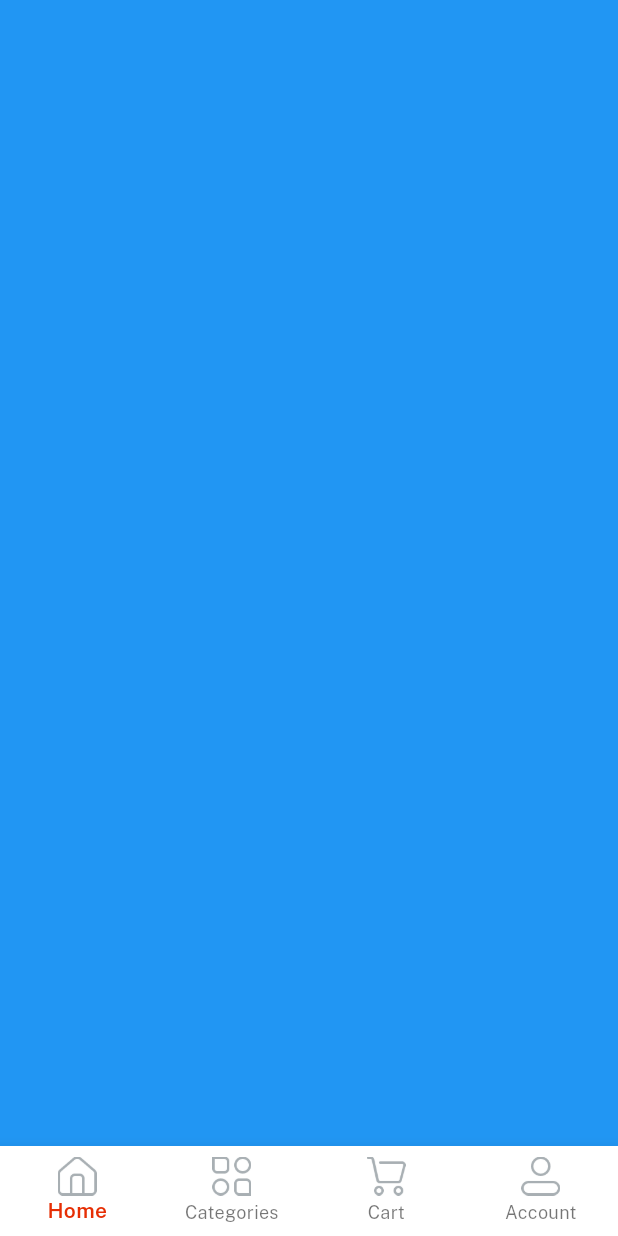
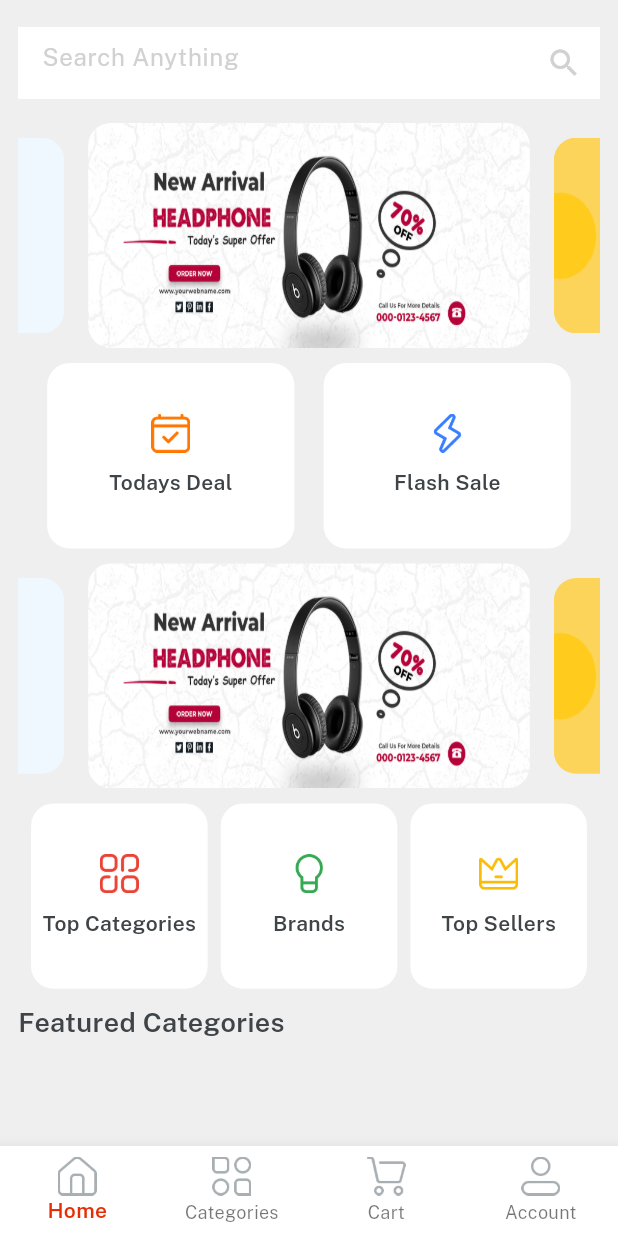
Before and after one commit to TejasD36/emartapp, a Flutter app: the screen it shows after launch, after a tap on "Log in", on a phone screen of 412 x 824 dp. Run offline on Flutter 3.47's test engine with Material 3 defaults, Android fonts, the phone set to English and light mode, and no system bars; drawn by our look-alikes of velocity_x; our stand-ins replace get.

Commit message:
Home Screen UI partially done

```diff
--- /dev/null
+++ b/lib/consts/lists.dart
@@ -0,0 +1,22 @@
+import 'package:emartapp/consts/consts.dart';
+
+const socialIconsList = [
+  icFacebookLogo,
+  icGoogleLogo,
+  icTwitterLogo,
+];
+
+const slidersList = [
+  imgSlider1,
+  imgSlider2,
+  imgSlider3,
+  imgSlider4,
+];
+
+
+const secondSlidersList = [
+  imgSs1,
+  imgSs2,
+  imgSs3,
+  imgSs4,
+];
--- a/lib/consts/social_icons_list.dart
+++ /dev/null
@@ -1,7 +0,0 @@
-import 'package:emartapp/consts/consts.dart';
-
-const socialIconsList = [
-  icFacebookLogo,
-  icGoogleLogo,
-  icTwitterLogo,
-];
--- a/lib/consts/strings.dart
+++ b/lib/consts/strings.dart
@@ -20,3 +20,10 @@ const home = "Home";
 const categories = "Categories";
 const cart = "Cart";
 const account ="Account";
+const searchAnything ="Search Anything";
+const todaysDeal = "Todays Deal";
+const flashSale = "Flash Sale";
+const topCategories = "Top Categories";
+const brands = "Brands";
+const topSellers = "Top Sellers";
+const featuredCategories = "Featured Categories";
--- a/lib/views/auth/login_screen.dart
+++ b/lib/views/auth/login_screen.dart
@@ -1,7 +1,7 @@
 import 'package:emartapp/consts/consts.dart';
-import 'package:emartapp/consts/social_icons_list.dart';
+import 'package:emartapp/consts/lists.dart';
 import 'package:emartapp/views/auth/signup_screen.dart';
-import 'package:emartapp/views/home_screen.dart';
+import 'package:emartapp/views/navigator_screen.dart';
 import 'package:emartapp/widgets/app_logo_widget.dart';
 import 'package:emartapp/widgets/bg_widget.dart';
 import 'package:emartapp/widgets/custom_button.dart';
@@ -60,7 +60,7 @@ class _LoginScreenState extends State<LoginScreen> {
                     title: logIn,
                     textColor: whiteColor,
                     onPress: (){
-                      Get.to(()=> const HomeScreen());
+                      Get.to(()=> const NavigatorScreen());
                     },
                   ).box.width(context.screenWidth-50).make(),
                   5.heightBox,
--- a/lib/views/auth/signup_screen.dart
+++ b/lib/views/auth/signup_screen.dart
@@ -1,5 +1,5 @@
 import 'package:emartapp/consts/consts.dart';
-import 'package:emartapp/consts/social_icons_list.dart';
+import 'package:emartapp/consts/lists.dart';
 import 'package:emartapp/consts/strings.dart';
 import 'package:emartapp/views/auth/login_screen.dart';
 import 'package:emartapp/widgets/app_logo_widget.dart';
--- /dev/null
+++ b/lib/views/cart/cart_screen.dart
@@ -0,0 +1,17 @@
+import 'package:flutter/material.dart';
+
+class CartScreen extends StatefulWidget {
+  const CartScreen({super.key});
+
+  @override
+  State<CartScreen> createState() => _CartScreenState();
+}
+
+class _CartScreenState extends State<CartScreen> {
+  @override
+  Widget build(BuildContext context) {
+    return Container(
+      color: Colors.purple,
+    );
+  }
+}
--- /dev/null
+++ b/lib/views/category/category_screen.dart
@@ -0,0 +1,17 @@
+import 'package:flutter/material.dart';
+
+class CategoryScreen extends StatefulWidget {
+  const CategoryScreen({super.key});
+
+  @override
+  State<CategoryScreen> createState() => _CategoryScreenState();
+}
+
+class _CategoryScreenState extends State<CategoryScreen> {
+  @override
+  Widget build(BuildContext context) {
+    return Container(
+      color: Colors.yellow,
+    );
+  }
+}
--- /dev/null
+++ b/lib/views/home/home_screen.dart
@@ -0,0 +1,139 @@
+import 'package:emartapp/consts/consts.dart';
+import 'package:emartapp/widgets/custom_card.dart';
+import 'package:flutter/material.dart';
+
+import '../../consts/lists.dart';
+
+class HomeScreen extends StatefulWidget {
+  const HomeScreen({super.key});
+
+  @override
+  State<HomeScreen> createState() => _HomeScreenState();
+}
+
+class _HomeScreenState extends State<HomeScreen> {
+  @override
+  Widget build(BuildContext context) {
+    return Container(
+      padding: const EdgeInsets.all(12),
+      color: lightGrey,
+      width: context.screenWidth,
+      height: context.screenHeight,
+      child: SafeArea(
+        child: Column(
+          children: [
+            Container(
+              alignment: Alignment.center,
+              height: 60,
+              color: lightGrey,
+              child: TextFormField(
+                decoration: const InputDecoration(
+                    filled: true,
+                    fillColor: whiteColor,
+                    hintText: searchAnything,
+                    suffixIcon: Icon(Icons.search),
+                    hintStyle: TextStyle(
+                      color: textfieldGrey,
+                    ),
+                    suffixIconColor: textfieldGrey,
+                    border: InputBorder.none
+                ),
+              ),
+            ),
+
+            Expanded(
+              child: SingleChildScrollView(
+                physics:const BouncingScrollPhysics(),
+                child: Column(
+                  children: [
+                    10.heightBox,
+                    VxSwiper.builder(
+                        aspectRatio: 16 / 9,
+                        autoPlay: true,
+                        height: 150,
+                        enlargeCenterPage: true,
+                        itemCount: slidersList.length,
+                        itemBuilder: (context, index) {
+                          return Image.asset(
+                            slidersList[index],
+                            fit: BoxFit.fill,
+                          )
+                              .box
+                              .rounded
+                              .clip(Clip.antiAlias)
+                              .margin(const EdgeInsets.symmetric(horizontal: 8))
+                              .make();
+                        }),
+                    10.heightBox,
+                    Row(
+                      mainAxisAlignment: MainAxisAlignment.spaceEvenly,
+
+                      //May change later no need to generate list
+                      children: List.generate(
+                          2,
+                              (index) => customCard(
+                            height: context.screenHeight * 0.15,
+                            width: context.screenWidth / 2.5,
+                            icon: index == 0 ? icTodaysDeal : icFlashDeal,
+                            title: index == 0 ? todaysDeal : flashSale,
+                          )),
+                    ),
+                    10.heightBox,
+                    VxSwiper.builder(
+                        aspectRatio: 16 / 9,
+                        autoPlay: true,
+                        height: 150,
+                        enlargeCenterPage: true,
+                        itemCount: secondSlidersList.length,
+                        itemBuilder: (context, index) {
+                          return Image.asset(
+                            slidersList[index],
+                            fit: BoxFit.fill,
+                          )
+                              .box
+                              .rounded
+                              .clip(Clip.antiAlias)
+                              .margin(const EdgeInsets.symmetric(horizontal: 8))
+                              .make();
+                        }),
+                    10.heightBox,
+                    Row(
+                      mainAxisAlignment: MainAxisAlignment.spaceEvenly,
+
+                      //May change later no need to generate list
+                      children: List.generate(
+                          3,
+                              (index) => customCard(
+                            height: context.screenHeight * 0.15,
+                            width: context.screenWidth / 3.5,
+                            icon: index == 0
+                                ? icTopCategories
+                                : index == 1
+                                ? icBrands
+                                : icTopSeller,
+                            title: index == 0
+                                ? topCategories
+                                : index == 1
+                                ? brands
+                                : topSellers,
+                          )),
+                    ),
+                    10.heightBox,
+                    Align(
+                      alignment: Alignment.centerLeft,
+                      child: featuredCategories.text
+                          .color(darkFontGrey)
+                          .size(18)
+                          .fontFamily(semibold)
+                          .make(),
+                    )
+                  ],
+                ),
+              ),
+            )
+          ],
+        ),
+      ),
+    );
+  }
+}
--- a/lib/views/home_screen.dart
+++ b/lib/views/navigator_screen.dart
@@ -1,17 +1,20 @@
 import 'package:emartapp/consts/consts.dart';
 import 'package:emartapp/controller/home_controller.dart';
+import 'package:emartapp/views/cart/cart_screen.dart';
+import 'package:emartapp/views/category/category_screen.dart';
+import 'package:emartapp/views/home/home_screen.dart';
+import 'package:emartapp/views/profile/profile_screen.dart';
 import 'package:flutter/material.dart';
 import 'package:get/get.dart';
-import 'package:get/get_core/src/get_main.dart';
 
-class HomeScreen extends StatefulWidget {
-  const HomeScreen({super.key});
+class NavigatorScreen extends StatefulWidget {
+  const NavigatorScreen({super.key});
 
   @override
-  State<HomeScreen> createState() => _HomeScreenState();
+  State<NavigatorScreen> createState() => _NavigatorScreenState();
 }
 
-class _HomeScreenState extends State<HomeScreen> {
+class _NavigatorScreenState extends State<NavigatorScreen> {
 
 
   @override
@@ -51,10 +54,10 @@ class _HomeScreenState extends State<HomeScreen> {
     ];
 
     var navBody =[
-      Container(color: Colors.blue),
-      Container(color: Colors.amber),
-      Container(color: Colors.purple),
-      Container(color: Colors.cyan),
+      const HomeScreen(),
+      const CategoryScreen(),
+      const CartScreen(),
+      const ProfileScreen(),
     ];
 
     return Scaffold(
--- /dev/null
+++ b/lib/views/profile/profile_screen.dart
@@ -0,0 +1,17 @@
+import 'package:flutter/material.dart';
+
+class ProfileScreen extends StatefulWidget {
+  const ProfileScreen({super.key});
+
+  @override
+  State<ProfileScreen> createState() => _ProfileScreenState();
+}
+
+class _ProfileScreenState extends State<ProfileScreen> {
+  @override
+  Widget build(BuildContext context) {
+    return Container(
+      color: Colors.red,
+    );
+  }
+}
--- /dev/null
+++ b/lib/widgets/custom_card.dart
@@ -0,0 +1,14 @@
+import 'package:emartapp/consts/consts.dart';
+import 'package:flutter/cupertino.dart';
+
+Widget customCard ({width, height, icon,String? title, onPress}){
+  return Column(
+    mainAxisAlignment: MainAxisAlignment.center,
+    crossAxisAlignment: CrossAxisAlignment.center,
+    children: [
+      Image.asset(icon, width:26),
+      10.heightBox,
+      title!.text.fontFamily(semibold).color(darkFontGrey).make(),
+    ],
+  ).box.rounded.white.size(width, height).make();
+}
```
